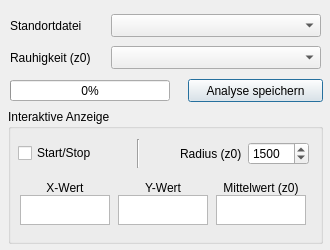
Before: the Qt Designer form ui_sectormean.ui in gbd-consult/Sektormittelwerte, drawn with Qt 5.
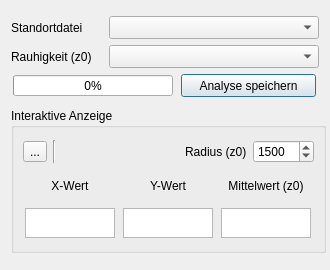
After: the same form once the commit is applied.

Commit message: change interactive mode to use maptool

```diff
--- a/ui_sectormean.ui
+++ b/ui_sectormean.ui
@@ -7,33 +7,28 @@
     <x>0</x>
     <y>0</y>
     <width>330</width>
-    <height>250</height>
+    <height>270</height>
    </rect>
   </property>
   <property name="minimumSize">
    <size>
     <width>330</width>
-    <height>250</height>
+    <height>270</height>
    </size>
   </property>
   <property name="maximumSize">
    <size>
     <width>330</width>
-    <height>250</height>
+    <height>270</height>
    </size>
   </property>
   <property name="windowTitle">
    <string>Sektormittelwerte</string>
   </property>
-  <widget class="QWidget" name="layoutWidget">
-   <property name="geometry">
-    <rect>
-     <x>10</x>
-     <y>10</y>
-     <width>311</width>
-     <height>32</height>
-    </rect>
-   </property>
+  <layout class="QVBoxLayout" name="verticalLayout_2" stretch="0,0">
+   <item>
+    <layout class="QVBoxLayout" name="verticalLayout">
+     <item>
    <layout class="QHBoxLayout" name="horizontalLayout_9">
     <item>
      <widget class="QLabel" name="label_1">
@@ -65,16 +60,8 @@
      </widget>
     </item>
    </layout>
-  </widget>
-  <widget class="QWidget" name="layoutWidget_2">
-   <property name="geometry">
-    <rect>
-     <x>10</x>
-     <y>42</y>
-     <width>311</width>
-     <height>32</height>
-    </rect>
-   </property>
+     </item>
+     <item>
    <layout class="QHBoxLayout" name="horizontalLayout_10">
     <item>
      <widget class="QLabel" name="label_2">
@@ -106,16 +93,30 @@
      </widget>
     </item>
    </layout>
-  </widget>
+     </item>
+     <item>
+      <layout class="QHBoxLayout" name="horizontalLayout_3">
+       <item>
+        <widget class="QProgressBar" name="progressBar">
+         <property name="minimumSize">
+          <size>
+           <width>160</width>
+           <height>21</height>
+          </size>
+         </property>
+         <property name="maximumSize">
+          <size>
+           <width>160</width>
+           <height>21</height>
+          </size>
+         </property>
+         <property name="value">
+          <number>0</number>
+         </property>
+        </widget>
+       </item>
+       <item>
   <widget class="QPushButton" name="buttonSaveAs">
-   <property name="geometry">
-    <rect>
-     <x>188</x>
-     <y>79</y>
-     <width>135</width>
-     <height>23</height>
-    </rect>
-   </property>
    <property name="minimumSize">
     <size>
      <width>135</width>
@@ -135,69 +136,40 @@
     <string>Analyse speichern</string>
    </property>
   </widget>
+       </item>
+      </layout>
+     </item>
+    </layout>
+   </item>
+   <item>
   <widget class="QGroupBox" name="groupBox">
-   <property name="geometry">
-    <rect>
-     <x>8</x>
-     <y>109</y>
-     <width>315</width>
-     <height>135</height>
-    </rect>
-   </property>
    <property name="minimumSize">
     <size>
      <width>315</width>
-     <height>135</height>
+       <height>145</height>
     </size>
    </property>
    <property name="maximumSize">
     <size>
      <width>315</width>
-     <height>135</height>
+       <height>145</height>
     </size>
    </property>
    <property name="title">
     <string>Interaktive Anzeige</string>
    </property>
-   <widget class="QWidget" name="layoutWidget_4">
-    <property name="geometry">
-     <rect>
-      <x>10</x>
-      <y>30</y>
-      <width>291</width>
-      <height>29</height>
-     </rect>
-    </property>
+     <layout class="QVBoxLayout" name="verticalLayout_4">
+      <item>
+       <layout class="QVBoxLayout" name="verticalLayout_3">
+        <item>
     <layout class="QHBoxLayout" name="horizontalLayout_11">
      <item>
-      <widget class="QCheckBox" name="cbxActive">
-       <property name="minimumSize">
-        <size>
-         <width>0</width>
-         <height>20</height>
-        </size>
-       </property>
-       <property name="toolTip">
-        <string/>
-       </property>
+           <widget class="QToolButton" name="toolButton">
        <property name="text">
-        <string>Start/Stop</string>
+             <string>...</string>
        </property>
       </widget>
      </item>
-     <item>
-      <spacer name="horizontalSpacer_2">
-       <property name="orientation">
-        <enum>Qt::Horizontal</enum>
-       </property>
-       <property name="sizeHint" stdset="0">
-        <size>
-         <width>40</width>
-         <height>20</height>
-        </size>
-       </property>
-      </spacer>
-     </item>
      <item>
       <widget class="Line" name="line_2">
        <property name="orientation">
@@ -212,7 +184,7 @@
        </property>
        <property name="sizeHint" stdset="0">
         <size>
-         <width>40</width>
+              <width>20</width>
          <height>20</height>
         </size>
        </property>
@@ -260,76 +232,8 @@
       </widget>
      </item>
     </layout>
-   </widget>
-   <widget class="QWidget" name="layoutWidget_3">
-    <property name="geometry">
-     <rect>
-      <x>10</x>
-      <y>85</y>
-      <width>291</width>
-      <height>32</height>
-     </rect>
-    </property>
-    <layout class="QHBoxLayout" name="horizontalLayout_2">
-     <item>
-      <widget class="QTextEdit" name="outputXEdit">
-       <property name="minimumSize">
-        <size>
-         <width>90</width>
-         <height>30</height>
-        </size>
-       </property>
-       <property name="maximumSize">
-        <size>
-         <width>90</width>
-         <height>30</height>
-        </size>
-       </property>
-      </widget>
      </item>
      <item>
-      <widget class="QTextEdit" name="outputYEdit">
-       <property name="minimumSize">
-        <size>
-         <width>90</width>
-         <height>30</height>
-        </size>
-       </property>
-       <property name="maximumSize">
-        <size>
-         <width>90</width>
-         <height>30</height>
-        </size>
-       </property>
-      </widget>
-     </item>
-     <item>
-      <widget class="QTextEdit" name="outputMean">
-       <property name="minimumSize">
-        <size>
-         <width>90</width>
-         <height>30</height>
-        </size>
-       </property>
-       <property name="maximumSize">
-        <size>
-         <width>90</width>
-         <height>30</height>
-        </size>
-       </property>
-      </widget>
-     </item>
-    </layout>
-   </widget>
-   <widget class="QWidget" name="horizontalLayoutWidget">
-    <property name="geometry">
-     <rect>
-      <x>10</x>
-      <y>70</y>
-      <width>291</width>
-      <height>17</height>
-     </rect>
-    </property>
     <layout class="QHBoxLayout" name="horizontalLayout">
      <item>
       <widget class="QLabel" name="label_3">
@@ -398,33 +302,65 @@
       </widget>
      </item>
     </layout>
-   </widget>
-  </widget>
-  <widget class="QProgressBar" name="progressBar">
-   <property name="geometry">
-    <rect>
-     <x>10</x>
-     <y>80</y>
-     <width>160</width>
-     <height>21</height>
-    </rect>
-   </property>
+        </item>
+        <item>
+         <layout class="QHBoxLayout" name="horizontalLayout_2">
+          <item>
+           <widget class="QTextEdit" name="outputXEdit">
+            <property name="minimumSize">
+             <size>
+              <width>90</width>
+              <height>30</height>
+             </size>
+            </property>
+            <property name="maximumSize">
+             <size>
+              <width>90</width>
+              <height>30</height>
+             </size>
+            </property>
+           </widget>
+          </item>
+          <item>
+           <widget class="QTextEdit" name="outputYEdit">
    <property name="minimumSize">
     <size>
-     <width>160</width>
-     <height>21</height>
+              <width>90</width>
+              <height>30</height>
     </size>
    </property>
    <property name="maximumSize">
     <size>
-     <width>160</width>
-     <height>21</height>
-    </size>
-   </property>
-   <property name="value">
-    <number>0</number>
-   </property>
-  </widget>
+              <width>90</width>
+              <height>30</height>
+             </size>
+            </property>
+           </widget>
+          </item>
+          <item>
+           <widget class="QTextEdit" name="outputMean">
+            <property name="minimumSize">
+             <size>
+              <width>90</width>
+              <height>30</height>
+             </size>
+            </property>
+            <property name="maximumSize">
+             <size>
+              <width>90</width>
+              <height>30</height>
+             </size>
+            </property>
+           </widget>
+          </item>
+         </layout>
+        </item>
+       </layout>
+      </item>
+     </layout>
+    </widget>
+   </item>
+  </layout>
  </widget>
  <resources/>
  <connections/>
```
Lines whose indentation alone changed are shown as unchanged. The commit also changes 1 other file.
